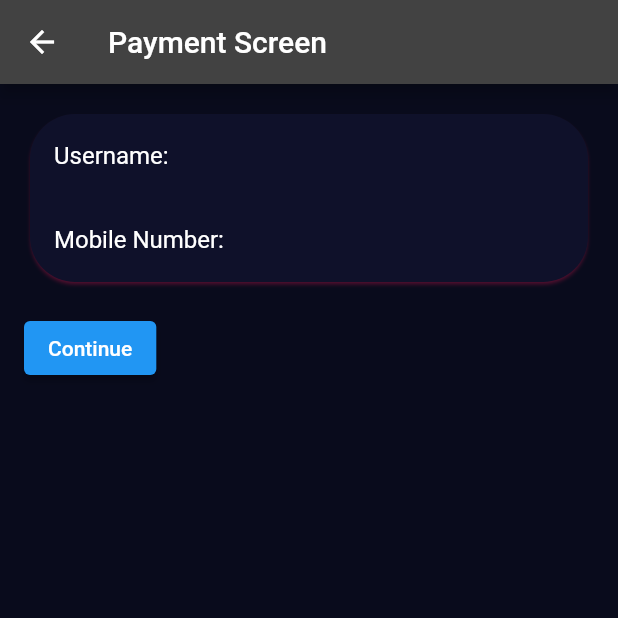
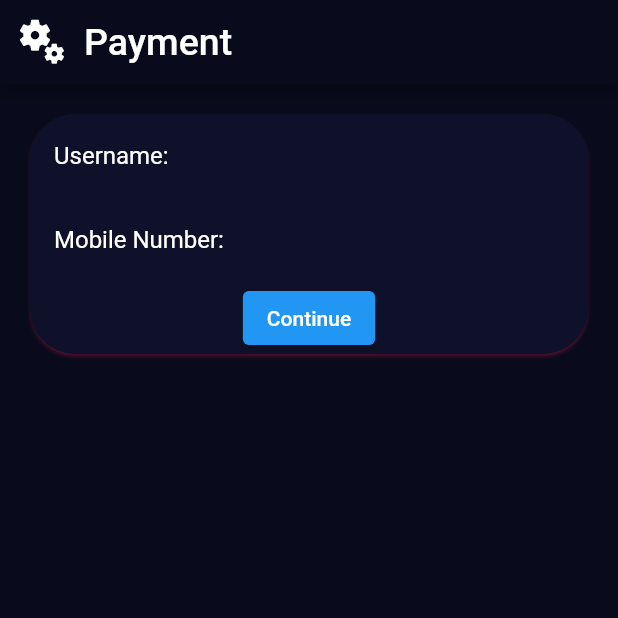
Before and after one commit to GuruDev20/Customer_Service_App_Flutter, a Flutter app: the PaymentScreen screen opened by its route, on a phone screen of 412 x 824 dp, the top half of it. Run offline on Flutter 3.47's test engine with Material 2 defaults, Android fonts, the phone set to English and light mode, and no system bars; our stand-ins replace cloud_firestore, firebase_auth, firebase_core, flutter_rating_bar, geocoding, geolocator and 2 more; accounts and stored records are empty.

Commit message:
updated payment

```diff
--- a/lib/payment/payment.dart
+++ b/lib/payment/payment.dart
@@ -18,7 +18,17 @@ class _PaymentScreenState extends State<PaymentScreen> {
   Widget build(BuildContext context) {
     return Scaffold(
       appBar: AppBar(
-        title: Text('Payment Screen'),
+        backgroundColor: Color.fromARGB(255, 9, 11, 28),
+        leading: Icon(
+          Icons.miscellaneous_services,
+          size: 35.0,
+          color: Colors.white,
+        ),
+        title: Text(
+          'Payment',
+          style: TextStyle(fontSize: 25.0),
+        ),
+        titleSpacing: 0,
       ),
       body: Container(
         padding: EdgeInsets.all(16.0),
@@ -39,10 +49,6 @@ class _PaymentScreenState extends State<PaymentScreen> {
                   ListTile(
                     title: Text('Mobile Number: ${widget.mobileNumber}'),
                   ),
-                ],
-              ),
-            ),
-            SizedBox(height: 16.0),
                   ElevatedButton(
                     onPressed: () {
                       Navigator.push(
@@ -60,6 +66,9 @@ class _PaymentScreenState extends State<PaymentScreen> {
                 ],
               ),
             ),
+          ],
+        ),
+      ),
     );
   }
 }
```
Lines whose indentation alone changed are shown as unchanged.
